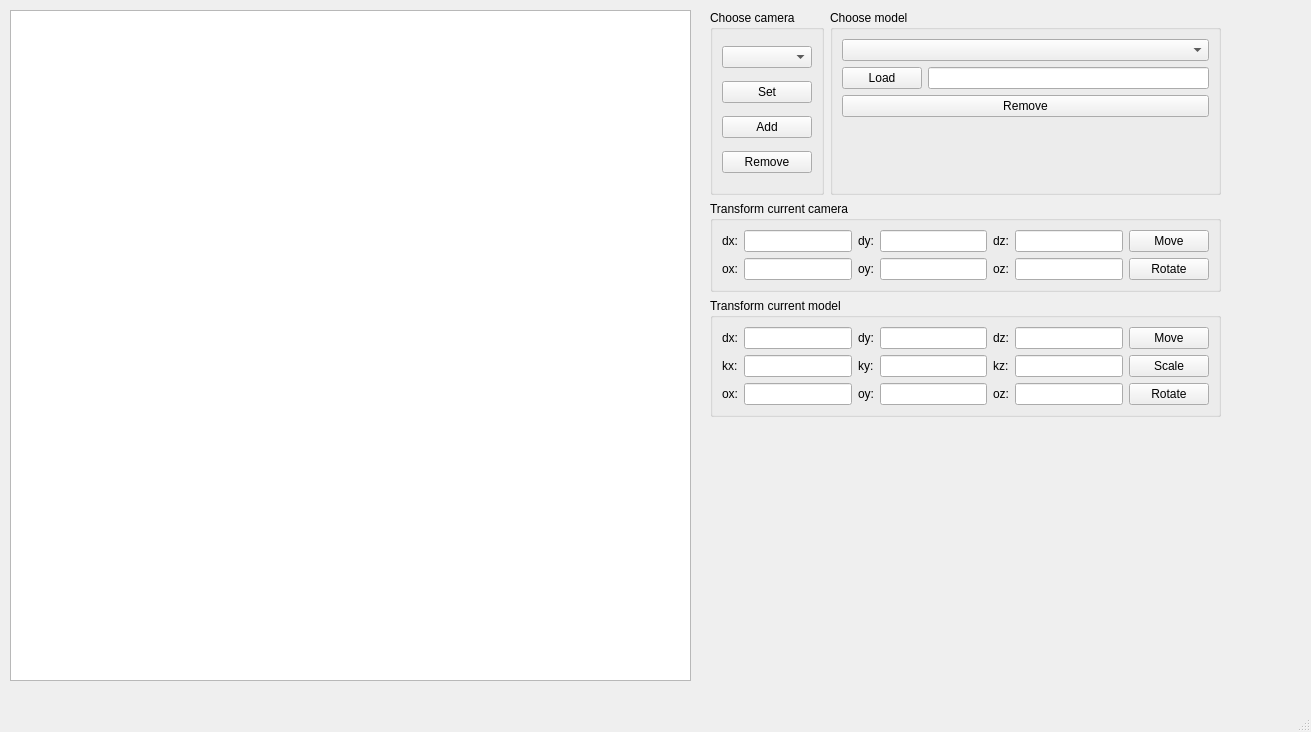
First picture: the form in sem_04/oop/lab_03/ui/mainwindow.ui, repository maxerMU/bmstu, before the edit.
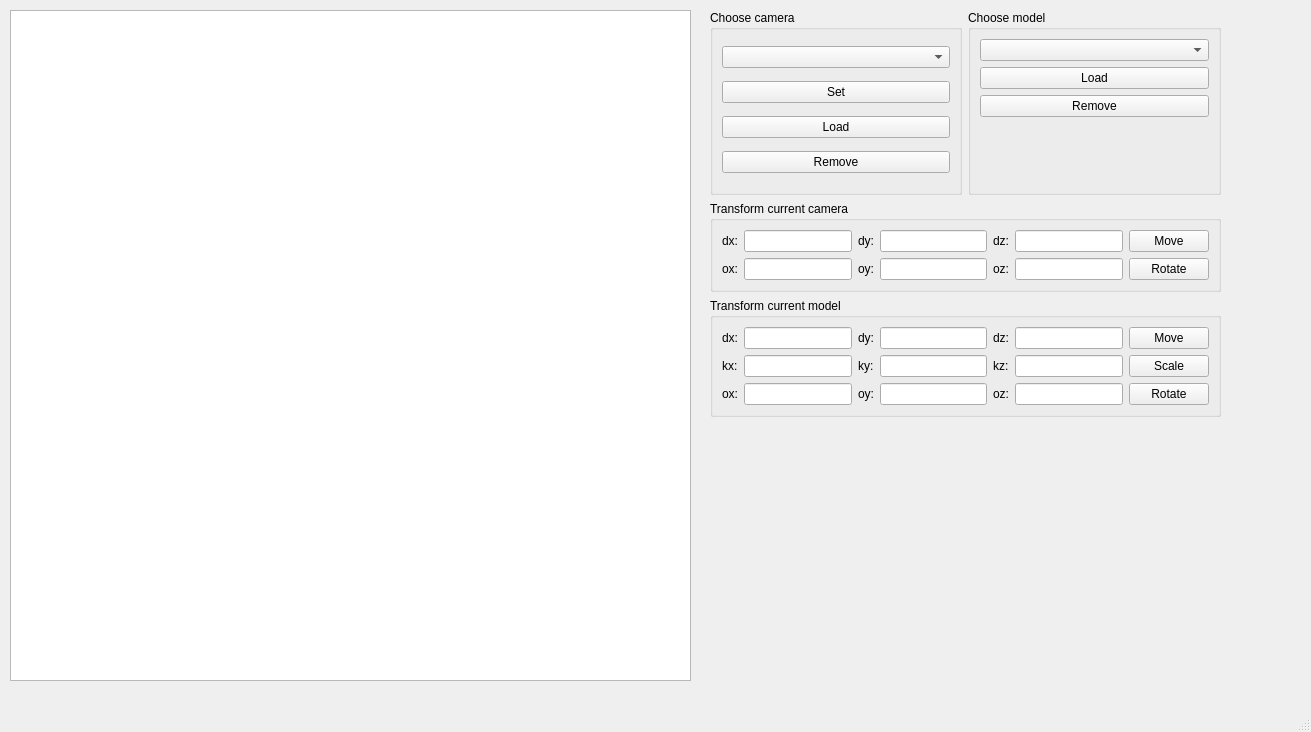
Second picture: the form after the edit.

Commit message: scene load doesn't work

Diff of the .ui file:
```diff
--- a/sem_04/oop/lab_03/ui/mainwindow.ui
+++ b/sem_04/oop/lab_03/ui/mainwindow.ui
@@ -43,9 +43,6 @@
         <item row="0" column="0" colspan="2">
          <widget class="QComboBox" name="model_pick"/>
         </item>
-        <item row="1" column="1">
-         <widget class="QLineEdit" name="file_inp"/>
-        </item>
         <item row="2" column="0" colspan="2">
          <widget class="QPushButton" name="remove_mod_but">
           <property name="text">
@@ -53,13 +50,6 @@
           </property>
          </widget>
         </item>
-        <item row="1" column="0">
-         <widget class="QPushButton" name="load_mod_but">
-          <property name="text">
-           <string>Load</string>
-          </property>
-         </widget>
-        </item>
         <item row="3" column="0">
          <spacer name="verticalSpacer">
           <property name="orientation">
@@ -86,6 +76,13 @@
           </property>
          </spacer>
         </item>
+        <item row="1" column="0" colspan="2">
+         <widget class="QPushButton" name="load_mod_but">
+          <property name="text">
+           <string>Load</string>
+          </property>
+         </widget>
+        </item>
        </layout>
       </widget>
      </item>
@@ -108,7 +105,7 @@
         <item>
          <widget class="QPushButton" name="add_cam_but">
           <property name="text">
-           <string>Add</string>
+           <string>Load</string>
           </property>
          </widget>
         </item>
```
The commit also changes 52 other files.
